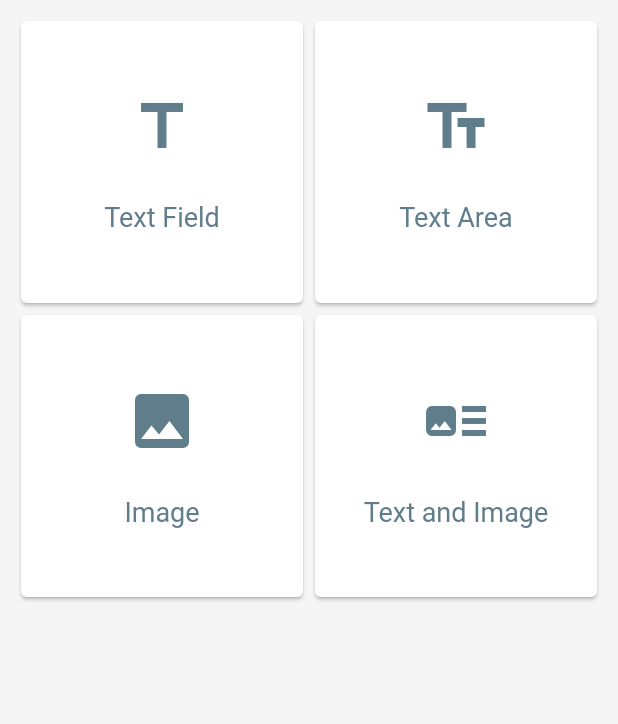
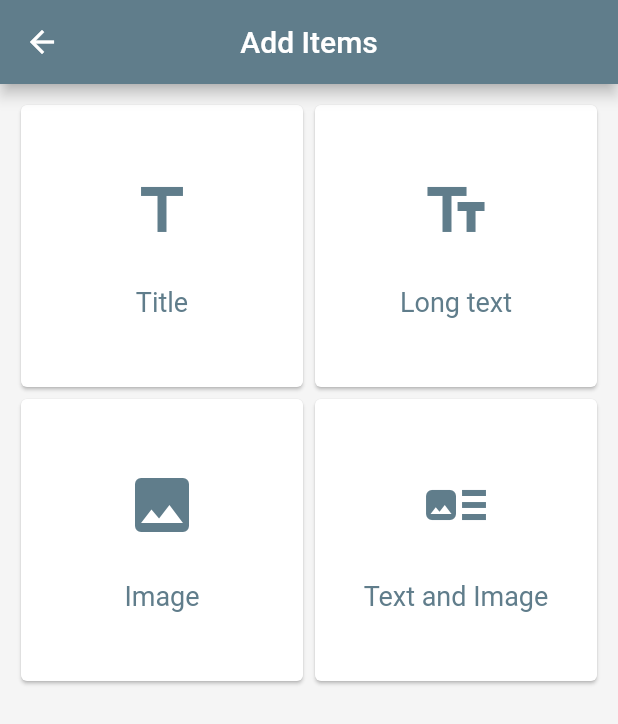
Before and after one commit to GuilhermeVendramini/flutter-projectx, a Flutter app: the PluginsScreen screen opened directly with empty values, on a phone screen of 412 x 824 dp. Shown: the top 724 px of the screen. Run offline on Flutter 3.47's test engine with Material 2 defaults, Android fonts, the phone set to English and light mode, and no system bars; our stand-ins replace flutter_colorpicker, flutter_slidable, image_picker, sqflite; accounts and stored records are empty; Roboto replaces fonts that are missing (ProductSans).

Commit message:
AppBar in all screens

```diff
--- a/lib/app/constants/strings.dart
+++ b/lib/app/constants/strings.dart
@@ -2,8 +2,17 @@ class Strings {
   Strings._();
 
   static const String appName = "Project X";
-  static const String addPage = "Add Page";
+  static const String managerPage = "Page";
   static const String addItems = "Add Items";
+  static const String addTitle = "Add Title";
+  static const String title = "Title";
+  static const String addLongText = "Add Long text";
+  static const String longText = "Long text";
+  static const String addImage = "Add Image";
+  static const String noImage = "No image selected.";
+  static const String image = "Image";
+  static const String addTextImage = "Add Text and Image";
+  static const String textImage = "Text and Image";
   static const String fieldPageName = "Page name...";
   static const String pageTitleReorder = "Reorder pages";
   static const String confirmDeleteBox = "Confirm delete";
--- a/lib/app/plugins/types/imagefield/plugin.dart
+++ b/lib/app/plugins/types/imagefield/plugin.dart
@@ -1,11 +1,12 @@
 import 'package:flutter/material.dart';
+import 'package:projetcx/app/constants/strings.dart';
 import 'package:projetcx/app/plugins/models/plugin.dart';
 import 'package:projetcx/app/plugins/types/imagefield/ui/display.dart';
 import 'package:projetcx/app/plugins/types/imagefield/ui/form.dart';
 
 final PluginModel pluginImageField = PluginModel(
   type: 'IMAGEFIELD',
-  name: "Image",
+  name: Strings.image,
   icon: Icons.image,
   display: PluginImageFieldDisplay.build,
   form: PluginImageFieldBuildForm(),
--- a/lib/app/plugins/types/imagefield/ui/form.dart
+++ b/lib/app/plugins/types/imagefield/ui/form.dart
@@ -3,6 +3,7 @@ import 'dart:io';
 import 'package:flutter/material.dart';
 import 'package:image_picker/image_picker.dart';
 import 'package:projetcx/app/constants/app_colors.dart';
+import 'package:projetcx/app/constants/strings.dart';
 import 'package:projetcx/app/models/page.dart';
 import 'package:projetcx/app/plugins/controllers/plugins.dart';
 import 'package:projetcx/app/plugins/models/plugin_data.dart';
@@ -56,6 +57,10 @@ class _PluginImageFieldBuildFormState extends State<PluginImageFieldBuildForm> {
         return true;
       },
       child: Scaffold(
+        appBar: AppBar(
+          centerTitle: true,
+          title: Text(Strings.addImage),
+        ),
         body: LayoutBuilder(builder: (context, constraints) {
           return SafeArea(
             child: GradientBackground(
@@ -118,7 +123,7 @@ class _PluginImageFieldBuildFormState extends State<PluginImageFieldBuildForm> {
           ),
           Container(
             child: _image == null
-                ? Text('No image selected.')
+                ? Text(Strings.noImage)
                 : Image.file(_image),
           ),
           SizedBox(
--- a/lib/app/plugins/types/textarea/plugin.dart
+++ b/lib/app/plugins/types/textarea/plugin.dart
@@ -1,11 +1,12 @@
 import 'package:flutter/material.dart';
+import 'package:projetcx/app/constants/strings.dart';
 import 'package:projetcx/app/plugins/models/plugin.dart';
 import 'package:projetcx/app/plugins/types/textarea/ui/display.dart';
 import 'package:projetcx/app/plugins/types/textarea/ui/form.dart';
 
 final PluginModel pluginTextArea = PluginModel(
   type: 'TEXTAREA',
-  name: "Text Area",
+  name: Strings.longText,
   icon: Icons.text_fields,
   display: PluginTextAreaDisplay.build,
   form: PluginTextAreaBuildForm(),
--- a/lib/app/plugins/types/textarea/ui/form.dart
+++ b/lib/app/plugins/types/textarea/ui/form.dart
@@ -1,5 +1,6 @@
 import 'package:flutter/material.dart';
 import 'package:projetcx/app/constants/app_colors.dart';
+import 'package:projetcx/app/constants/strings.dart';
 import 'package:projetcx/app/models/page.dart';
 import 'package:projetcx/app/plugins/controllers/plugins.dart';
 import 'package:projetcx/app/plugins/models/plugin_data.dart';
@@ -39,6 +40,10 @@ class _PluginTextAreaBuildFormState extends State<PluginTextAreaBuildForm> {
         return true;
       },
       child: Scaffold(
+        appBar: AppBar(
+          centerTitle: true,
+          title: Text(Strings.addLongText),
+        ),
         body: LayoutBuilder(builder: (context, constraints) {
           return SafeArea(
             child: GradientBackground(
@@ -83,7 +88,7 @@ class _PluginTextAreaBuildFormState extends State<PluginTextAreaBuildForm> {
             autofocus: true,
             maxLines: 5,
             decoration: InputDecoration(
-              hintText: 'Long text',
+              hintText: Strings.longText,
             ),
             onSaved: (value) {
               setState(() {
--- a/lib/app/plugins/types/textfield/plugin.dart
+++ b/lib/app/plugins/types/textfield/plugin.dart
@@ -1,11 +1,12 @@
 import 'package:flutter/material.dart';
+import 'package:projetcx/app/constants/strings.dart';
 import 'package:projetcx/app/plugins/models/plugin.dart';
 import 'package:projetcx/app/plugins/types/textfield/ui/display.dart';
 import 'package:projetcx/app/plugins/types/textfield/ui/form.dart';
 
 final PluginModel pluginTextField = PluginModel(
   type: 'TEXTFIELD',
-  name: "Text Field",
+  name: Strings.title,
   icon: Icons.title,
   display: PluginTextFieldDisplay.build,
   form: PluginTextFieldBuildForm(),
--- a/lib/app/plugins/types/textfield/ui/form.dart
+++ b/lib/app/plugins/types/textfield/ui/form.dart
@@ -1,5 +1,6 @@
 import 'package:flutter/material.dart';
 import 'package:projetcx/app/constants/app_colors.dart';
+import 'package:projetcx/app/constants/strings.dart';
 import 'package:projetcx/app/models/page.dart';
 import 'package:projetcx/app/plugins/controllers/plugins.dart';
 import 'package:projetcx/app/plugins/models/plugin_data.dart';
@@ -39,6 +40,10 @@ class _PluginTextFieldBuildFormState extends State<PluginTextFieldBuildForm> {
         return true;
       },
       child: Scaffold(
+        appBar: AppBar(
+          centerTitle: true,
+          title: Text(Strings.addTitle),
+        ),
         body: LayoutBuilder(builder: (context, constraints) {
           return SafeArea(
             child: GradientBackground(
@@ -81,7 +86,7 @@ class _PluginTextFieldBuildFormState extends State<PluginTextFieldBuildForm> {
                 _currentItem != null ? _currentItem.data['title'] : null,
             autofocus: true,
             decoration: InputDecoration(
-              hintText: 'Title',
+              hintText: Strings.title,
             ),
             onSaved: (value) {
               setState(() {
--- a/lib/app/plugins/types/textimage/plugin.dart
+++ b/lib/app/plugins/types/textimage/plugin.dart
@@ -1,11 +1,12 @@
 import 'package:flutter/material.dart';
+import 'package:projetcx/app/constants/strings.dart';
 import 'package:projetcx/app/plugins/models/plugin.dart';
 import 'package:projetcx/app/plugins/types/textimage/ui/display.dart';
 import 'package:projetcx/app/plugins/types/textimage/ui/form.dart';
 
 final PluginModel pluginTextImage = PluginModel(
   type: 'TEXTIMAGE',
-  name: "Text and Image",
+  name: Strings.textImage,
   icon: Icons.art_track,
   display: PluginTextImageFieldDisplay.build,
   form: PluginTextImageBuildForm(),
--- a/lib/app/plugins/types/textimage/ui/form.dart
+++ b/lib/app/plugins/types/textimage/ui/form.dart
@@ -3,6 +3,7 @@ import 'dart:io';
 import 'package:flutter/material.dart';
 import 'package:image_picker/image_picker.dart';
 import 'package:projetcx/app/constants/app_colors.dart';
+import 'package:projetcx/app/constants/strings.dart';
 import 'package:projetcx/app/models/page.dart';
 import 'package:projetcx/app/plugins/controllers/plugins.dart';
 import 'package:projetcx/app/plugins/models/plugin_data.dart';
@@ -63,6 +64,10 @@ class _PluginTextImageBuildFormState extends State<PluginTextImageBuildForm> {
             ? AppColors.getColorFrom(id: _parent.color)
             : Colors.blueGrey,
         child: Scaffold(
+          appBar: AppBar(
+            centerTitle: true,
+            title: Text(Strings.addTextImage),
+          ),
           backgroundColor: Colors.transparent,
           body: LayoutBuilder(
             builder: (context, constraints) {
@@ -109,7 +114,7 @@ class _PluginTextImageBuildFormState extends State<PluginTextImageBuildForm> {
           Container(
             alignment: Alignment.center,
             padding: EdgeInsets.all(20.0),
-            child: _image == null ? Text('No image selected.') : Image.file(_image),
+            child: _image == null ? Text(Strings.noImage) : Image.file(_image),
           ),
         ],
       ),
@@ -126,7 +131,7 @@ class _PluginTextImageBuildFormState extends State<PluginTextImageBuildForm> {
               _currentItem != null ? _currentItem.data['title'] : null,
           autofocus: true,
           decoration: InputDecoration(
-            hintText: 'Title',
+            hintText: Strings.title,
           ),
           onSaved: (value) {
             setState(() {
@@ -142,7 +147,7 @@ class _PluginTextImageBuildFormState extends State<PluginTextImageBuildForm> {
           keyboardType: TextInputType.multiline,
           maxLines: 5,
           decoration: InputDecoration(
-            hintText: 'Long text',
+            hintText: Strings.longText,
           ),
           onSaved: (value) {
             setState(() {
--- a/lib/app/plugins/ui/screen.dart
+++ b/lib/app/plugins/ui/screen.dart
@@ -1,4 +1,5 @@
 import 'package:flutter/material.dart';
+import 'package:projetcx/app/constants/strings.dart';
 import 'package:projetcx/app/models/page.dart';
 import 'package:projetcx/app/plugins/controllers/plugins.dart';
 import 'package:projetcx/app/plugins/register.dart';
@@ -27,6 +28,10 @@ class _PluginsScreenState extends State<PluginsScreen> {
         );
       },
       child: Scaffold(
+        appBar: AppBar(
+          centerTitle: true,
+          title: Text(Strings.addItems),
+        ),
         backgroundColor: Colors.grey[100],
         body: SafeArea(
           child: GridView.count(
--- a/lib/app/ui/page/clean.dart
+++ b/lib/app/ui/page/clean.dart
@@ -40,7 +40,7 @@ class _PageCleanState extends State<PageClean> {
                     height: 8.0,
                   ),
                   Text(
-                    Strings.addPage,
+                    Strings.managerPage,
                     style: TextStyle(color: color),
                   ),
                 ],
--- a/lib/app/ui/page/manage_form.dart
+++ b/lib/app/ui/page/manage_form.dart
@@ -80,6 +80,10 @@ class _PageManageFormState extends State<PageManageForm> {
           Navigator.push(context, route);
         },
         child: Scaffold(
+          appBar: AppBar(
+            centerTitle: true,
+            title: Text(Strings.managerPage),
+          ),
           backgroundColor: Colors.transparent,
           body: SafeArea(
             child: Container(
```
